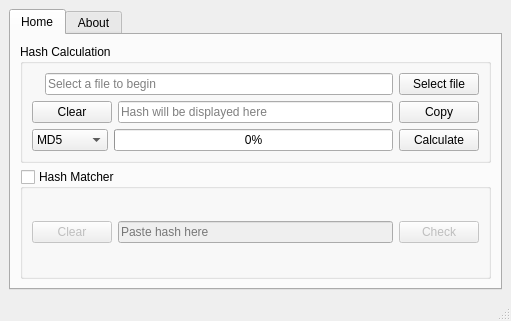
First picture: the form in ui/mainwindow.ui, repository Rizwan-Hasan/Free-Hash-Checker, before the edit.
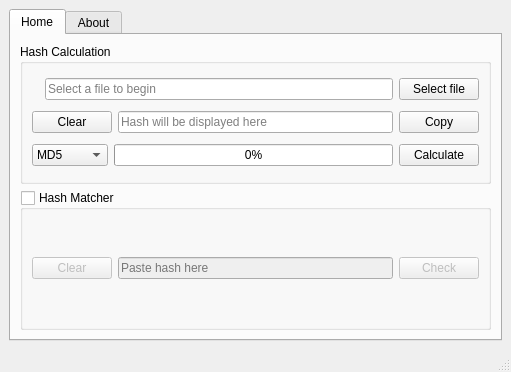
Second picture: the form after the edit. Icons and pictures are not drawn.

```diff
--- a/ui/mainwindow.ui
+++ b/ui/mainwindow.ui
@@ -13,7 +13,7 @@
     <x>0</x>
     <y>0</y>
     <width>511</width>
-    <height>321</height>
+    <height>372</height>
    </rect>
   </property>
   <property name="sizePolicy">
```
Left out of the diff: 2 changed lines with no effect on the pictures.
